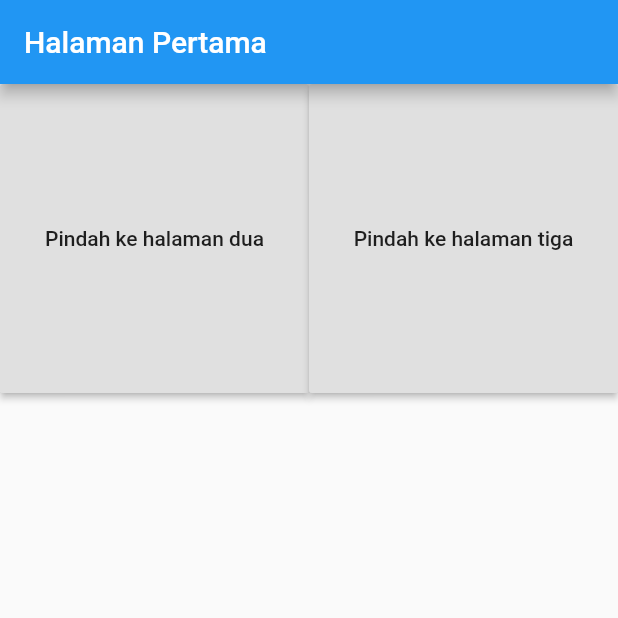
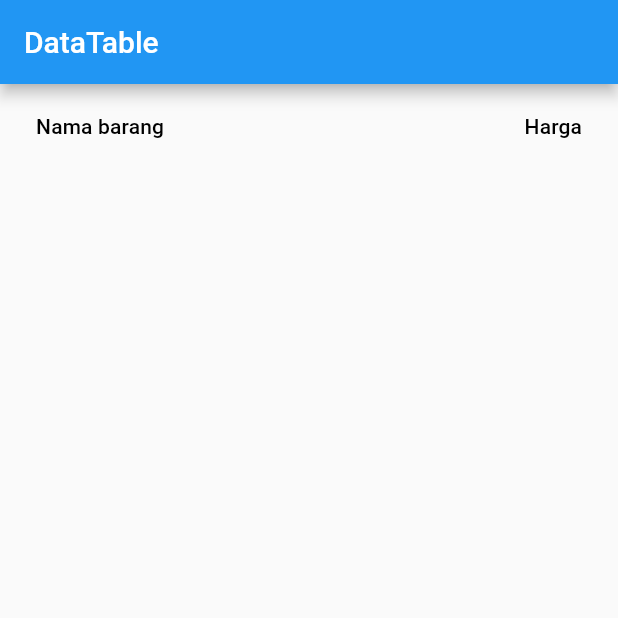
Before and after one commit to depanripurba/tugasmobile, a Flutter app: the screen it shows after launch, on a phone screen of 412 x 824 dp, the top half of it. Run offline on Flutter 3.47's test engine with Material 2 defaults, Android fonts, the phone set to English and light mode, and no system bars.

```diff
--- a/lib/main.dart
+++ b/lib/main.dart
@@ -1,78 +1,37 @@
 import 'package:flutter/material.dart';
 
-void main(){
+void main() {
   runApp(MaterialApp(
-    debugShowCheckedModeBanner: false,
-    title:'routing navigation',
-    initialRoute: '/',
-    routes: {
-      '/':(context)=>HalamanPertama(),
-      HalamanKedua.routeName:(context)=>HalamanKedua(),
-      HalamanKetiga.routeName:(context)=>HalamanKetiga(),
-
-    },
-    ),);
+      debugShowCheckedModeBanner: false,
+      title: "DataTable Depanri",
+      initialRoute: '/',
+      routes: {
+        '/': (context) => MyApp(),
+      }));
 }
 
-class HalamanPertama extends StatelessWidget {
+class MyApp extends StatelessWidget {
   @override
   Widget build(BuildContext context) {
-    return Scaffold(
-      appBar: AppBar(
-        title: Text("Halaman Pertama"),
-      ),
-      body: Center(
-        child: GridView.count(
-          crossAxisCount: 2,
+    return new Scaffold(
+        appBar: new AppBar(title: new Text("DataTable")),
+        body: new Column(
           children: <Widget>[
-            RaisedButton(
-              child: Text("Pindah ke halaman dua"),
-              onPressed: (){
-                Navigator.pushNamed(context, HalamanKedua.routeName);
-              },
+         new DataTable(
+           columns: [
+            DataColumn(
+              label: new Text("Nama barang"),
+              numeric: false
             ),
-            RaisedButton(
-              child: Text("Pindah ke halaman tiga"),
-              onPressed: (){
-                Navigator.pushReplacementNamed(context, HalamanKetiga.routeName);
-              },
-            ),
-          ],
-        ),
-      ),
-    );
+            DataColumn(
+              label: new Text("Harga"),
+              numeric: true
+            )
+           ],
+           rows: [],
+         )
+        ]
+        )
+        );
   }
 }
-class HalamanKedua extends StatelessWidget{
-  static const String routeName = "/halamanKedua";
- @override
- Widget build(BuildContext context){
-   return Scaffold(
-    appBar:AppBar(
-      title: Text("ini adalah halaman kedua"),
-      ),
-      body:Center(
-        child: RaisedButton(
-          child: Text("kembali"),
-          onPressed: (){
-            Navigator.pop(context);
-          },
-        ),
-      ),
-  );
-  }
-}
-class HalamanKetiga extends StatelessWidget{
-  static const String routeName = "/halamanKetiga";
-  @override
-  Widget build(BuildContext context){
-    return Scaffold(
-      appBar: AppBar(
-        title: Text("Halaman Ketiga"),
-      ),
-      body:Center(
-        child: Text("ini adalah halaman ketiga"),
-      ) ,
-      );
-  }
-}
```
